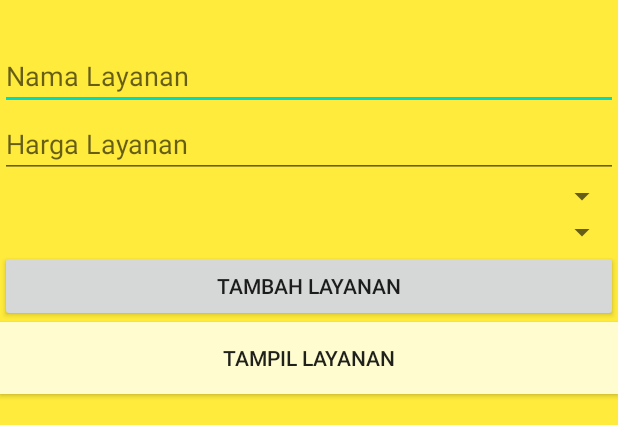
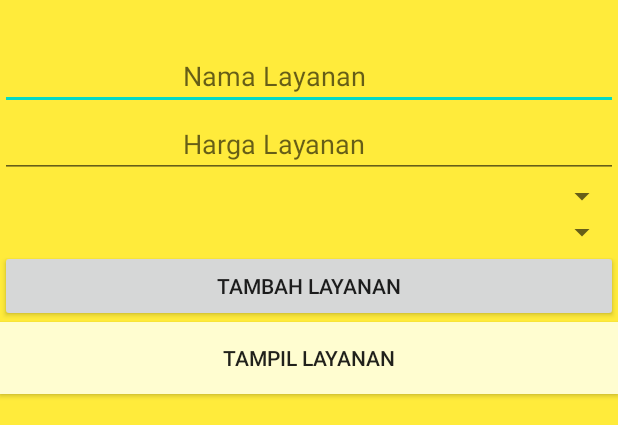
Before and after one commit to voltgizerz/p3l_kelompok3_i, an Android app: the KelolaLayanan screen opened directly, with no data from a screen before it, on a phone screen of 412 x 824 dp, the part 333-758 px from its top. Run offline under Robolectric (Android 15) with nearby library versions, the phone set to English and light mode, and no system bars.

Commit message:
FIX FORM DATA LAYOUT YANG TIDAK RAPI

```diff
--- a/app/src/main/res/layout/activity_kelola_customer.xml
+++ b/app/src/main/res/layout/activity_kelola_customer.xml
@@ -53,7 +53,7 @@
             android:layout_width="match_parent"
             android:layout_height="wrap_content"
             android:hint="Pilih Tanggal Lahir"
-            android:textAlignment="center"
+            android:paddingLeft="5dp"
             android:textSize="18sp"
             android:textStyle="bold" />
     </LinearLayout>
--- a/app/src/main/res/layout/activity_kelola_hewan.xml
+++ b/app/src/main/res/layout/activity_kelola_hewan.xml
@@ -24,6 +24,7 @@
         <EditText
             android:id="@+id/data_nama_hewan"
             android:layout_width="match_parent"
+            android:paddingRight="50dp"
             android:textAlignment="center"
             android:layout_height="wrap_content"
             android:hint="Nama Hewan" />
--- a/app/src/main/res/layout/activity_kelola_layanan.xml
+++ b/app/src/main/res/layout/activity_kelola_layanan.xml
@@ -25,6 +25,8 @@
             android:id="@+id/data_nama_layanan"
             android:layout_width="match_parent"
             android:layout_height="wrap_content"
+            android:paddingRight="50dp"
+            android:textAlignment="center"
             android:hint="Nama Layanan" />
     </LinearLayout>
 
@@ -38,6 +40,8 @@
             android:layout_width="match_parent"
             android:layout_height="wrap_content"
             android:inputType="number"
+            android:paddingRight="50dp"
+            android:textAlignment="center"
             android:hint="Harga Layanan" />
     </LinearLayout>
 
--- a/app/src/main/res/layout/layoutsupplier.xml
+++ b/app/src/main/res/layout/layoutsupplier.xml
@@ -132,7 +132,7 @@
             <TextView
                 android:id="@+id/tvCreateDateSupplier"
                 android:layout_width="match_parent"
-                android:layout_height="8dp"
+                android:layout_height="wrap_content"
                 android:text="" />
         </LinearLayout>
 
```
